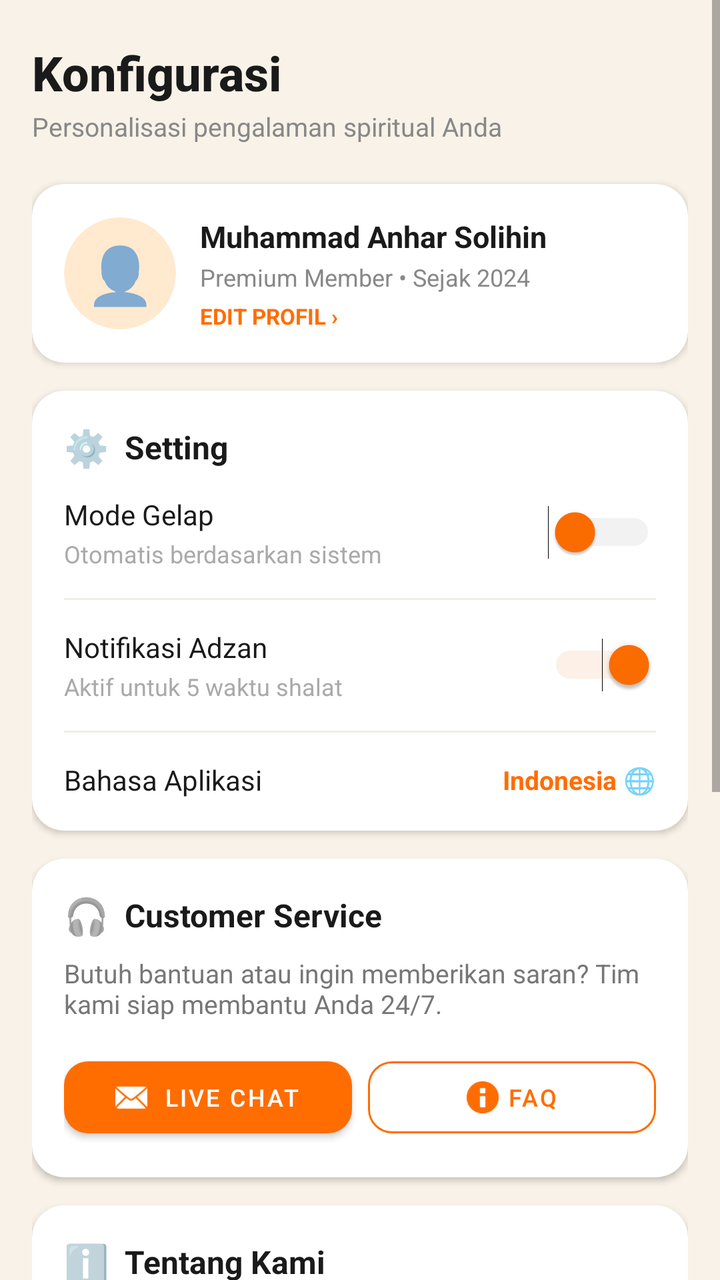
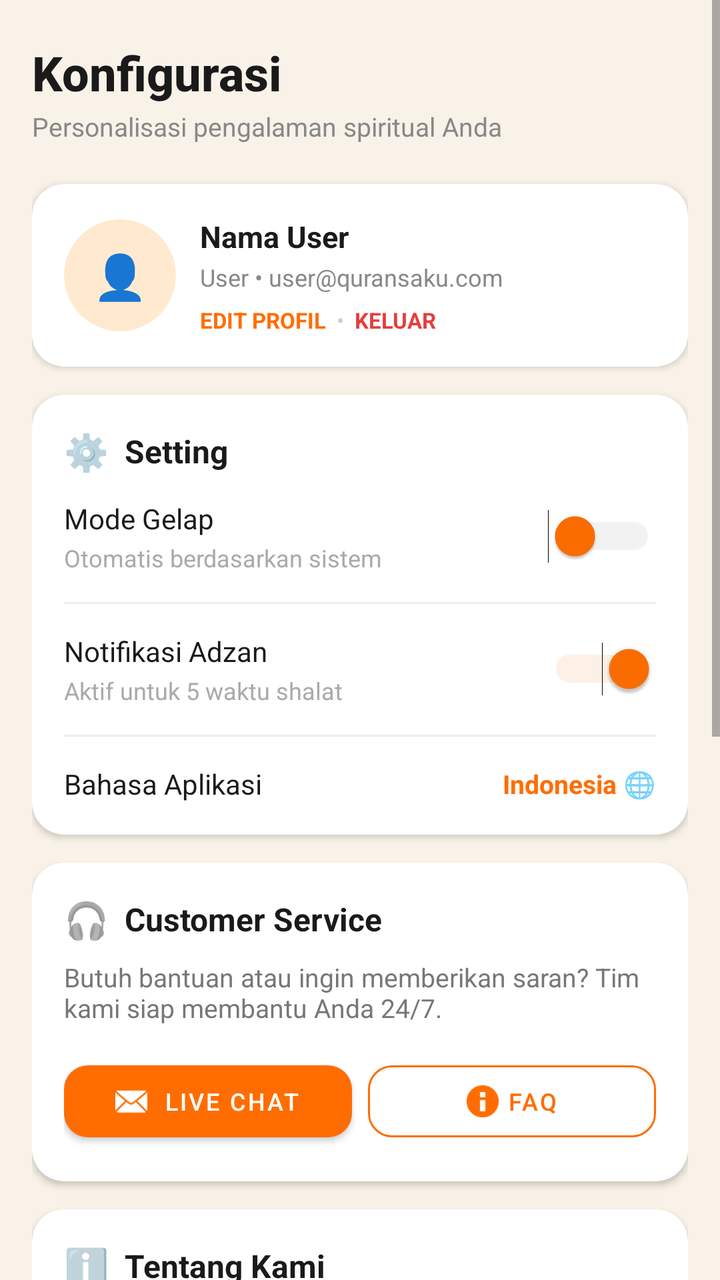

Screens rendered from an Android XML layout before and after an edit, with the pre-edit source and the edit as a unified diff.
<!-- AndroidManifest.xml: application theme Quran -->
<!-- res/layout/fragment_profil.xml -->
<?xml version="1.0" encoding="utf-8"?>
<ScrollView xmlns:android="http://schemas.android.com/apk/res/android"
    xmlns:app="http://schemas.android.com/apk/res-auto"
    android:layout_width="match_parent"
    android:layout_height="match_parent"
    android:background="#FFF9F2E8"
    android:fillViewport="true">

  <LinearLayout
      android:layout_width="match_parent"
      android:layout_height="wrap_content"
      android:orientation="vertical"
      android:paddingStart="16dp"
      android:paddingEnd="16dp"
      android:paddingTop="20dp"
      android:paddingBottom="32dp">

    
    <TextView
        android:layout_width="wrap_content"
        android:layout_height="wrap_content"
        android:text="Konfigurasi"
        android:textColor="#1A1A1A"
        android:textSize="24sp"
        android:textStyle="bold"
        android:fontFamily="sans-serif-medium"
        android:layout_marginBottom="2dp"/>

    <TextView
        android:layout_width="wrap_content"
        android:layout_height="wrap_content"
        android:text="Personalisasi pengalaman spiritual Anda"
        android:textColor="#888888"
        android:textSize="13sp"
        android:layout_marginBottom="20dp"/>

    
    <com.google.android.material.card.MaterialCardView
        android:layout_width="match_parent"
        android:layout_height="wrap_content"
        app:cardCornerRadius="16dp"
        app:cardElevation="2dp"
        app:cardBackgroundColor="#FFFFFF"
        android:layout_marginBottom="14dp"
        app:strokeWidth="0dp">

      <RelativeLayout
          android:layout_width="match_parent"
          android:layout_height="wrap_content"
          android:padding="16dp">

        
        <com.google.android.material.card.MaterialCardView
            android:id="@+id/card_avatar"
            android:layout_width="56dp"
            android:layout_height="56dp"
            app:cardCornerRadius="28dp"
            app:cardElevation="0dp"
            app:cardBackgroundColor="#FFEACF"
            app:strokeWidth="0dp"
            android:layout_centerVertical="true"
            android:layout_alignParentStart="true">
          <TextView
              android:layout_width="match_parent"
              android:layout_height="match_parent"
              android:text="👤"
              android:textSize="28sp"
              android:gravity="center"/>
        </com.google.android.material.card.MaterialCardView>

        
        <LinearLayout
            android:id="@+id/layout_user_info"
            android:layout_width="wrap_content"
            android:layout_height="wrap_content"
            android:orientation="vertical"
            android:layout_toEndOf="@id/card_avatar"
            android:layout_centerVertical="true"
            android:layout_marginStart="12dp">

          <TextView
              android:id="@+id/tv_user_name"
              android:layout_width="wrap_content"
              android:layout_height="wrap_content"
              android:text="Muhammad Anhar Solihin"
              android:textColor="#1A1A1A"
              android:textSize="15sp"
              android:textStyle="bold"/>

          <LinearLayout
              android:layout_width="wrap_content"
              android:layout_height="wrap_content"
              android:orientation="horizontal"
              android:layout_marginTop="2dp">
            <TextView
                android:layout_width="wrap_content"
                android:layout_height="wrap_content"
                android:text="Premium Member"
                android:textColor="#888888"
                android:textSize="12sp"/>
            <TextView
                android:layout_width="wrap_content"
                android:layout_height="wrap_content"
                android:text=" • Sejak 2024"
                android:textColor="#888888"
                android:textSize="12sp"/>
          </LinearLayout>

          
          <TextView
              android:id="@+id/btn_edit_profil"
              android:layout_width="wrap_content"
              android:layout_height="wrap_content"
              android:text="EDIT PROFIL ›"
              android:textColor="@color/accent_color"
              android:textSize="11sp"
              android:textStyle="bold"
              android:layout_marginTop="4dp"
              android:background="?android:attr/selectableItemBackgroundBorderless"
              android:clickable="true"
              android:focusable="true"/>

        </LinearLayout>

      </RelativeLayout>
    </com.google.android.material.card.MaterialCardView>

    
    <com.google.android.material.card.MaterialCardView
        android:layout_width="match_parent"
        android:layout_height="wrap_content"
        app:cardCornerRadius="16dp"
        app:cardElevation="2dp"
        app:cardBackgroundColor="#FFFFFF"
        android:layout_marginBottom="14dp"
        app:strokeWidth="0dp">

      <LinearLayout
          android:layout_width="match_parent"
          android:layout_height="wrap_content"
          android:orientation="vertical"
          android:padding="16dp">

        
        <LinearLayout
            android:layout_width="match_parent"
            android:layout_height="wrap_content"
            android:orientation="horizontal"
            android:gravity="center_vertical"
            android:layout_marginBottom="12dp">
          <TextView
              android:layout_width="wrap_content"
              android:layout_height="wrap_content"
              android:text="⚙️"
              android:textSize="18sp"/>
          <TextView
              android:layout_width="wrap_content"
              android:layout_height="wrap_content"
              android:text="  Setting"
              android:textColor="#1A1A1A"
              android:textSize="16sp"
              android:textStyle="bold"/>
        </LinearLayout>

        
        <RelativeLayout
            android:layout_width="match_parent"
            android:layout_height="wrap_content"
            android:layout_marginBottom="14dp">
          <LinearLayout
              android:layout_width="wrap_content"
              android:layout_height="wrap_content"
              android:orientation="vertical"
              android:layout_centerVertical="true">
            <TextView
                android:layout_width="wrap_content"
                android:layout_height="wrap_content"
                android:text="Mode Gelap"
                android:textColor="#1A1A1A"
                android:textSize="14sp"/>
            <TextView
                android:layout_width="wrap_content"
                android:layout_height="wrap_content"
                android:text="Otomatis berdasarkan sistem"
                android:textColor="#AAAAAA"
                android:textSize="12sp"
                android:layout_marginTop="2dp"/>
          </LinearLayout>
          <Switch
              android:id="@+id/switch_dark_mode"
              android:layout_width="wrap_content"
              android:layout_height="wrap_content"
              android:layout_alignParentEnd="true"
              android:layout_centerVertical="true"
              android:checked="false"
              android:thumbTint="@color/accent_color"
              android:trackTint="#CCCCCC"/>
        </RelativeLayout>

        
        <View
            android:layout_width="match_parent"
            android:layout_height="1dp"
            android:background="#F0EDE8"
            android:layout_marginBottom="14dp"/>

        
        <RelativeLayout
            android:layout_width="match_parent"
            android:layout_height="wrap_content"
            android:layout_marginBottom="14dp">
          <LinearLayout
              android:layout_width="wrap_content"
              android:layout_height="wrap_content"
              android:orientation="vertical"
              android:layout_centerVertical="true">
            <TextView
                android:layout_width="wrap_content"
                android:layout_height="wrap_content"
                android:text="Notifikasi Adzan"
                android:textColor="#1A1A1A"
                android:textSize="14sp"/>
            <TextView
                android:layout_width="wrap_content"
                android:layout_height="wrap_content"
                android:text="Aktif untuk 5 waktu shalat"
                android:textColor="#AAAAAA"
                android:textSize="12sp"
                android:layout_marginTop="2dp"/>
          </LinearLayout>
          <Switch
              android:id="@+id/switch_adzan"
              android:layout_width="wrap_content"
              android:layout_height="wrap_content"
              android:layout_alignParentEnd="true"
              android:layout_centerVertical="true"
              android:checked="true"
              android:thumbTint="@color/accent_color"
              android:trackTint="#F5C6A0"/>
        </RelativeLayout>

        
        <View
            android:layout_width="match_parent"
            android:layout_height="1dp"
            android:background="#F0EDE8"
            android:layout_marginBottom="14dp"/>

        
        <RelativeLayout
            android:id="@+id/btn_language"
            android:layout_width="match_parent"
            android:layout_height="wrap_content"
            android:background="?android:attr/selectableItemBackground"
            android:clickable="true"
            android:focusable="true">
          <TextView
              android:layout_width="wrap_content"
              android:layout_height="wrap_content"
              android:text="Bahasa Aplikasi"
              android:textColor="#1A1A1A"
              android:textSize="14sp"
              android:layout_centerVertical="true"/>
          <LinearLayout
              android:layout_width="wrap_content"
              android:layout_height="wrap_content"
              android:orientation="horizontal"
              android:gravity="center_vertical"
              android:layout_alignParentEnd="true"
              android:layout_centerVertical="true">
            <TextView
                android:layout_width="wrap_content"
                android:layout_height="wrap_content"
                android:text="Indonesia"
                android:textColor="@color/accent_color"
                android:textSize="13sp"
                android:textStyle="bold"/>
            <TextView
                android:layout_width="wrap_content"
                android:layout_height="wrap_content"
                android:text=" 🌐"
                android:textSize="13sp"/>
          </LinearLayout>
        </RelativeLayout>

      </LinearLayout>
    </com.google.android.material.card.MaterialCardView>

    
    <com.google.android.material.card.MaterialCardView
        android:layout_width="match_parent"
        android:layout_height="wrap_content"
        app:cardCornerRadius="16dp"
        app:cardElevation="2dp"
        app:cardBackgroundColor="#FFFFFF"
        android:layout_marginBottom="14dp"
        app:strokeWidth="0dp">

      <LinearLayout
          android:layout_width="match_parent"
          android:layout_height="wrap_content"
          android:orientation="vertical"
          android:padding="16dp">

        
        <LinearLayout
            android:layout_width="match_parent"
            android:layout_height="wrap_content"
            android:orientation="horizontal"
            android:gravity="center_vertical"
            android:layout_marginBottom="8dp">
          <TextView
              android:layout_width="wrap_content"
              android:layout_height="wrap_content"
              android:text="🎧"
              android:textSize="18sp"/>
          <TextView
              android:layout_width="wrap_content"
              android:layout_height="wrap_content"
              android:text="  Customer Service"
              android:textColor="#1A1A1A"
              android:textSize="16sp"
              android:textStyle="bold"/>
        </LinearLayout>

        <TextView
            android:layout_width="match_parent"
            android:layout_height="wrap_content"
            android:text="Butuh bantuan atau ingin memberikan saran? Tim kami siap membantu Anda 24/7."
            android:textColor="#777777"
            android:textSize="13sp"
            android:layout_marginBottom="14dp"/>

        
        <LinearLayout
            android:layout_width="match_parent"
            android:layout_height="wrap_content"
            android:orientation="horizontal">

          
          <com.google.android.material.button.MaterialButton
              android:id="@+id/btn_live_chat"
              android:layout_width="0dp"
              android:layout_height="48dp"
              android:layout_weight="1"
              android:text="LIVE CHAT"
              android:textSize="12sp"
              android:textColor="#FFFFFF"
              android:layout_marginEnd="8dp"
              app:backgroundTint="@color/accent_color"
              app:cornerRadius="12dp"
              app:icon="@android:drawable/ic_dialog_email"
              app:iconTint="#FFFFFF"
              app:iconSize="16dp"
              app:iconGravity="textStart"/>

          
          <com.google.android.material.button.MaterialButton
              android:id="@+id/btn_help"
              android:layout_width="0dp"
              android:layout_height="48dp"
              android:layout_weight="1"
              android:text="FAQ"
              android:textSize="12sp"
              android:textColor="@color/accent_color"
              style="@style/Widget.MaterialComponents.Button.OutlinedButton"
              app:cornerRadius="12dp"
              app:strokeColor="@color/accent_color"
              app:strokeWidth="1dp"
              app:icon="@android:drawable/ic_dialog_info"
              app:iconTint="@color/accent_color"
              app:iconSize="16dp"
              app:iconGravity="textStart"/>

        </LinearLayout>
      </LinearLayout>
    </com.google.android.material.card.MaterialCardView>

    
    <com.google.android.material.card.MaterialCardView
        android:layout_width="match_parent"
        android:layout_height="wrap_content"
        app:cardCornerRadius="16dp"
        app:cardElevation="2dp"
        app:cardBackgroundColor="#FFFFFF"
        android:layout_marginBottom="16dp"
        app:strokeWidth="0dp">

      <LinearLayout
          android:layout_width="match_parent"
          android:layout_height="wrap_content"
          android:orientation="vertical"
          android:padding="16dp">

        
        <LinearLayout
            android:layout_width="match_parent"
            android:layout_height="wrap_content"
            android:orientation="horizontal"
            android:gravity="center_vertical"
            android:layout_marginBottom="8dp">
          <TextView
              android:layout_width="wrap_content"
              android:layout_height="wrap_content"
              android:text="ℹ️"
              android:textSize="18sp"/>
          <TextView
              android:layout_width="wrap_content"
              android:layout_height="wrap_content"
              android:text="  Tentang Kami"
              android:textColor="#1A1A1A"
              android:textSize="16sp"
              android:textStyle="bold"/>
        </LinearLayout>

        <TextView
            android:layout_width="match_parent"
            android:layout_height="wrap_content"
            android:text="Quran Saku adalah aplikasi Al-Quran gratis yang dikembangkan oleh Amal Abadi Palestina (adtin), bekerja sama dengan Velora.id untuk mendekatkan umat dengan Al-Qur\'an melalui teknologi modern."
            android:textColor="#777777"
            android:textSize="13sp"
            android:lineSpacingMultiplier="1.4"
            android:layout_marginBottom="16dp"/>

        
        <LinearLayout
            android:layout_width="match_parent"
            android:layout_height="wrap_content"
            android:orientation="horizontal"
            android:layout_marginBottom="16dp">

          <LinearLayout
              android:layout_width="0dp"
              android:layout_height="wrap_content"
              android:layout_weight="1"
              android:orientation="vertical"
              android:gravity="center">
            <TextView
                android:layout_width="wrap_content"
                android:layout_height="wrap_content"
                android:text="1M+"
                android:textColor="#1A1A1A"
                android:textSize="18sp"
                android:textStyle="bold"/>
            <TextView
                android:layout_width="wrap_content"
                android:layout_height="wrap_content"
                android:text="PEMBACA"
                android:textColor="#AAAAAA"
                android:textSize="10sp"
                android:letterSpacing="0.1"/>
          </LinearLayout>

          <View
              android:layout_width="1dp"
              android:layout_height="32dp"
              android:background="#EEEEEE"
              android:layout_gravity="center_vertical"/>

          <LinearLayout
              android:layout_width="0dp"
              android:layout_height="wrap_content"
              android:layout_weight="1"
              android:orientation="vertical"
              android:gravity="center">
            <TextView
                android:layout_width="wrap_content"
                android:layout_height="wrap_content"
                android:text="4.9"
                android:textColor="#1A1A1A"
                android:textSize="18sp"
                android:textStyle="bold"/>
            <TextView
                android:layout_width="wrap_content"
                android:layout_height="wrap_content"
                android:text="RATING"
                android:textColor="#AAAAAA"
                android:textSize="10sp"
                android:letterSpacing="0.1"/>
          </LinearLayout>

          <View
              android:layout_width="1dp"
              android:layout_height="32dp"
              android:background="#EEEEEE"
              android:layout_gravity="center_vertical"/>

          <LinearLayout
              android:layout_width="0dp"
              android:layout_height="wrap_content"
              android:layout_weight="1"
              android:orientation="vertical"
              android:gravity="center">
            <TextView
                android:layout_width="wrap_content"
                android:layout_height="wrap_content"
                android:text="v2.4.0"
                android:textColor="#1A1A1A"
                android:textSize="18sp"
                android:textStyle="bold"/>
            <TextView
                android:layout_width="wrap_content"
                android:layout_height="wrap_content"
                android:text="VERSI"
                android:textColor="#AAAAAA"
                android:textSize="10sp"
                android:letterSpacing="0.1"/>
          </LinearLayout>

        </LinearLayout>

        
        <com.google.android.material.button.MaterialButton
            android:id="@+id/btn_about"
            android:layout_width="match_parent"
            android:layout_height="52dp"
            android:text="PELAJARI LEBIH LANJUT"
            android:textSize="13sp"
            android:textColor="@color/accent_color"
            android:letterSpacing="0.05"
            style="@style/Widget.MaterialComponents.Button.OutlinedButton"
            app:cornerRadius="28dp"
            app:strokeColor="@color/accent_color"
            app:strokeWidth="1dp"/>

      </LinearLayout>
    </com.google.android.material.card.MaterialCardView>

    
    <com.google.android.material.card.MaterialCardView
        android:layout_width="match_parent"
        android:layout_height="wrap_content"
        app:cardCornerRadius="12dp"
        app:cardElevation="1dp"
        app:cardBackgroundColor="#FFFFFF"
        android:layout_marginBottom="16dp"
        app:strokeWidth="0dp">
      <LinearLayout
          android:layout_width="match_parent"
          android:layout_height="wrap_content"
          android:orientation="vertical">
        <RelativeLayout
            android:id="@+id/btn_settings"
            android:layout_width="match_parent"
            android:layout_height="wrap_content"
            android:background="?android:attr/selectableItemBackground"
            android:padding="16dp">
          <TextView
              android:layout_width="wrap_content"
              android:layout_height="wrap_content"
              android:text="⚙️   Pengaturan Aplikasi"
              android:textColor="#212121"
              android:textSize="14sp"/>
          <TextView
              android:layout_width="wrap_content"
              android:layout_height="wrap_content"
              android:text="›"
              android:textColor="#BBBBBB"
              android:textSize="20sp"
              android:textStyle="bold"
              android:layout_alignParentEnd="true"/>
        </RelativeLayout>
      </LinearLayout>
    </com.google.android.material.card.MaterialCardView>

    
    <LinearLayout
        android:layout_width="match_parent"
        android:layout_height="wrap_content"
        android:orientation="horizontal"
        android:gravity="center"
        android:layout_marginTop="4dp">

      <TextView
          android:id="@+id/btn_privacy"
          android:layout_width="wrap_content"
          android:layout_height="wrap_content"
          android:text="Kebijakan Privasi"
          android:textColor="#AAAAAA"
          android:textSize="11sp"
          android:background="?android:attr/selectableItemBackgroundBorderless"
          android:clickable="true"
          android:focusable="true"/>

      <TextView
          android:layout_width="wrap_content"
          android:layout_height="wrap_content"
          android:text=" · "
          android:textColor="#CCCCCC"
          android:textSize="11sp"/>

      <TextView
          android:id="@+id/btn_terms"
          android:layout_width="wrap_content"
          android:layout_height="wrap_content"
          android:text="Syarat &amp; Ketentuan"
          android:textColor="#AAAAAA"
          android:textSize="11sp"
          android:background="?android:attr/selectableItemBackgroundBorderless"
          android:clickable="true"
          android:focusable="true"/>

      <TextView
          android:layout_width="wrap_content"
          android:layout_height="wrap_content"
          android:text=" · "
          android:textColor="#CCCCCC"
          android:textSize="11sp"/>

      <TextView
          android:id="@+id/btn_license"
          android:layout_width="wrap_content"
          android:layout_height="wrap_content"
          android:text="Lisensi Font"
          android:textColor="#AAAAAA"
          android:textSize="11sp"
          android:background="?android:attr/selectableItemBackgroundBorderless"
          android:clickable="true"
          android:focusable="true"/>

    </LinearLayout>

  </LinearLayout>
</ScrollView>
<!-- resources referenced by this layout -->
<resources>
  <color name="accent_color">#ffff6d00</color>
  <style name="Quran" parent="Theme.MaterialComponents.DayNight.Bridge">
      <item name="colorAccent">@color/accent_color</item>
      <item name="spinnerStyle">?attr/actionDropDownStyle</item>
      <item name="spinnerDropDownItemStyle">@style/SherlockDropDownItem</item>
      <item name="spinnerItemStyle">@style/SherlockSpinnerItem</item>
    </style>
</resources>

<!-- the commit's change to res/layout/fragment_profil.xml (unified diff, before → after) -->
@@ -61,10 +61,13 @@
             android:layout_centerVertical="true"
             android:layout_alignParentStart="true">
           <TextView
+              android:id="@+id/tv_avatar_text"
               android:layout_width="match_parent"
               android:layout_height="match_parent"
               android:text="👤"
-              android:textSize="28sp"
+              android:textSize="22sp"
+              android:textStyle="bold"
+              android:textColor="@color/accent_color"
               android:gravity="center"/>
         </com.google.android.material.card.MaterialCardView>
 
@@ -82,7 +85,7 @@
               android:id="@+id/tv_user_name"
               android:layout_width="wrap_content"
               android:layout_height="wrap_content"
-              android:text="Muhammad Anhar Solihin"
+              android:text="Nama User"
               android:textColor="#1A1A1A"
               android:textSize="15sp"
               android:textStyle="bold"/>
@@ -93,32 +96,57 @@
               android:orientation="horizontal"
               android:layout_marginTop="2dp">
             <TextView
-                android:layout_width="wrap_content"
-                android:layout_height="wrap_content"
-                android:text="Premium Member"
+                android:id="@+id/tv_user_role"
+                android:layout_width="wrap_content"
+                android:layout_height="wrap_content"
+                android:text="User"
                 android:textColor="#888888"
                 android:textSize="12sp"/>
             <TextView
-                android:layout_width="wrap_content"
-                android:layout_height="wrap_content"
-                android:text=" • Sejak 2024"
+                android:id="@+id/tv_user_email"
+                android:layout_width="wrap_content"
+                android:layout_height="wrap_content"
+                android:text=" • user@quransaku.com"
                 android:textColor="#888888"
                 android:textSize="12sp"/>
           </LinearLayout>
 
           
-          <TextView
-              android:id="@+id/btn_edit_profil"
-              android:layout_width="wrap_content"
-              android:layout_height="wrap_content"
-              android:text="EDIT PROFIL ›"
-              android:textColor="@color/accent_color"
-              android:textSize="11sp"
-              android:textStyle="bold"
-              android:layout_marginTop="4dp"
-              android:background="?android:attr/selectableItemBackgroundBorderless"
-              android:clickable="true"
-              android:focusable="true"/>
+          <LinearLayout
+              android:layout_width="wrap_content"
+              android:layout_height="wrap_content"
+              android:orientation="horizontal"
+              android:layout_marginTop="6dp"
+              android:gravity="center_vertical">
+            <TextView
+                android:id="@+id/btn_edit_profil"
+                android:layout_width="wrap_content"
+                android:layout_height="wrap_content"
+                android:text="EDIT PROFIL"
+                android:textColor="@color/accent_color"
+                android:textSize="11sp"
+                android:textStyle="bold"
+                android:background="?android:attr/selectableItemBackgroundBorderless"
+                android:clickable="true"
+                android:focusable="true"/>
+            <TextView
+                android:layout_width="wrap_content"
+                android:layout_height="wrap_content"
+                android:text="  •  "
+                android:textColor="#CCCCCC"
+                android:textSize="11sp"/>
+            <TextView
+                android:id="@+id/btn_logout_top"
+                android:layout_width="wrap_content"
+                android:layout_height="wrap_content"
+                android:text="KELUAR"
+                android:textColor="#E53E3E"
+                android:textSize="11sp"
+                android:textStyle="bold"
+                android:background="?android:attr/selectableItemBackgroundBorderless"
+                android:clickable="true"
+                android:focusable="true"/>
+          </LinearLayout>
 
         </LinearLayout>
 
@@ -564,6 +592,46 @@
     </com.google.android.material.card.MaterialCardView>
 
     
+    <com.google.android.material.card.MaterialCardView
+        android:layout_width="match_parent"
+        android:layout_height="wrap_content"
+        app:cardCornerRadius="12dp"
+        app:cardElevation="1dp"
+        app:cardBackgroundColor="#FFFFFF"
+        android:layout_marginBottom="16dp"
+        app:strokeWidth="0dp">
+      <LinearLayout
+          android:layout_width="match_parent"
+          android:layout_height="wrap_content"
+          android:orientation="vertical">
+        <RelativeLayout
+            android:id="@+id/btn_logout"
+            android:layout_width="match_parent"
+            android:layout_height="wrap_content"
+            android:background="?android:attr/selectableItemBackground"
+            android:padding="16dp"
+            android:clickable="true"
+            android:focusable="true">
+          <TextView
+              android:layout_width="wrap_content"
+              android:layout_height="wrap_content"
+              android:text="🚪   Keluar dari Akun"
+              android:textColor="#E53E3E"
+              android:textSize="14sp"
+              android:textStyle="bold"/>
+          <TextView
+              android:layout_width="wrap_content"
+              android:layout_height="wrap_content"
+              android:text="›"
+              android:textColor="#E53E3E"
+              android:textSize="20sp"
+              android:textStyle="bold"
+              android:layout_alignParentEnd="true"/>
+        </RelativeLayout>
+      </LinearLayout>
+    </com.google.android.material.card.MaterialCardView>
+
+    
     <LinearLayout
         android:layout_width="match_parent"
         android:layout_height="wrap_content"
